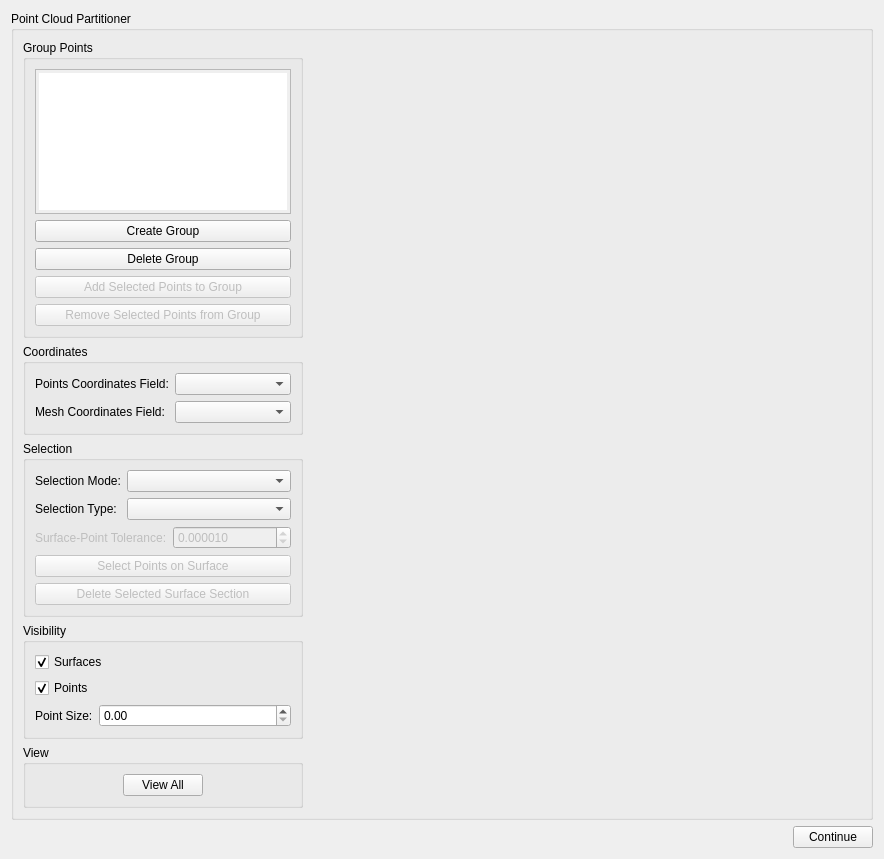
This is mapclientplugins/pointcloudpartitionerstep/qt/pointcloudpartitionerwidget.ui in mapclient-plugins/mapclientplugins.pointcloudpartitionerstep as Qt 5 draws it before an edit. The edited form follows.
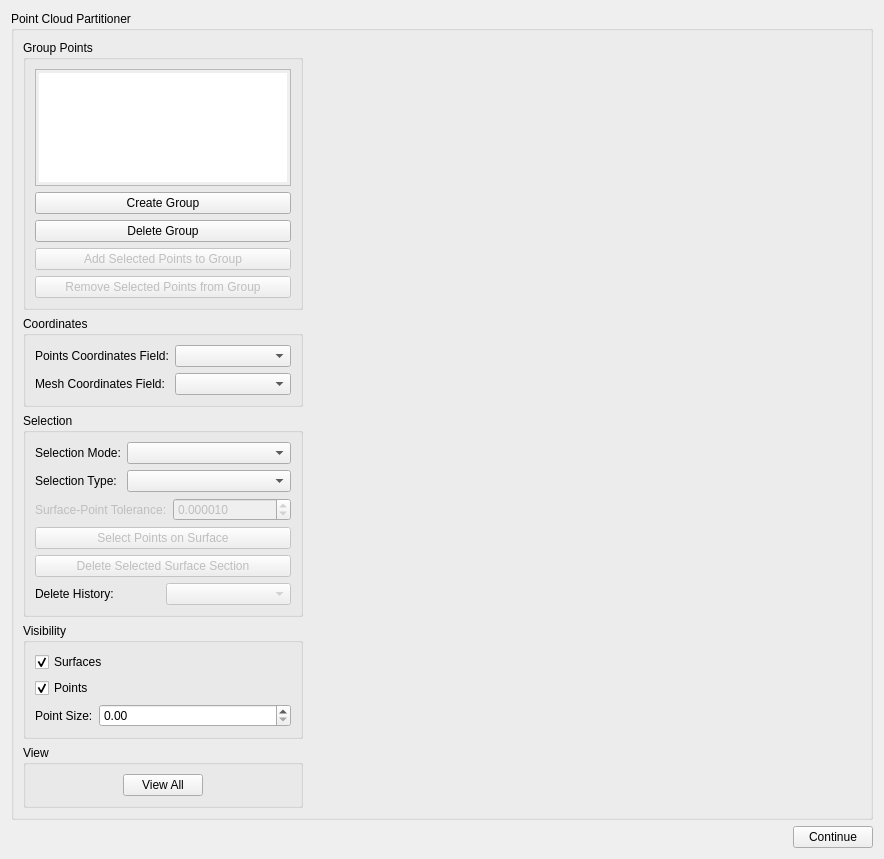
This is the edited form. Custom widgets are drawn as their Qt base class.

Commit message: Add surface delete history.

The edit to the form file:
```diff
--- a/mapclientplugins/pointcloudpartitionerstep/qt/pointcloudpartitionerwidget.ui
+++ b/mapclientplugins/pointcloudpartitionerstep/qt/pointcloudpartitionerwidget.ui
@@ -258,6 +258,24 @@
              </property>
             </widget>
            </item>
+           <item>
+            <layout class="QHBoxLayout" name="horizontalLayout_4">
+             <item>
+              <widget class="QLabel" name="label_4">
+               <property name="text">
+                <string>Delete History:</string>
+               </property>
+              </widget>
+             </item>
+             <item>
+              <widget class="QComboBox" name="comboBoxDeleteSurfaceHistory">
+               <property name="enabled">
+                <bool>false</bool>
+               </property>
+              </widget>
+             </item>
+            </layout>
+           </item>
           </layout>
          </widget>
         </item>
```
Left out of the diff: 2 changed lines with no effect on the pictures. The commit also changes 4 other files.
